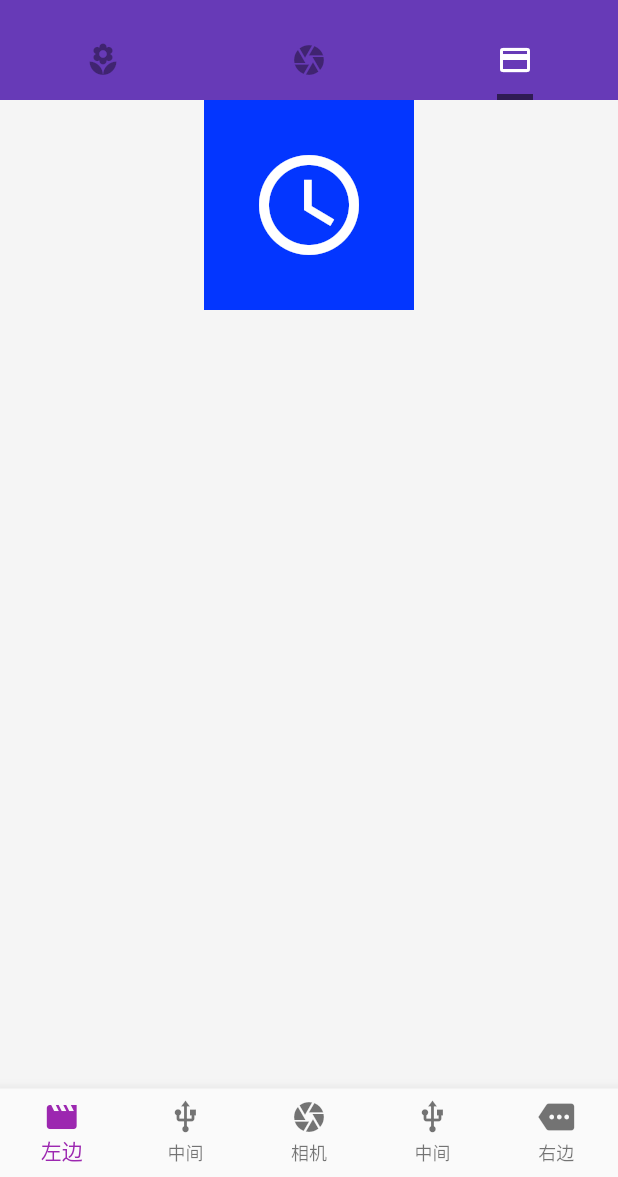
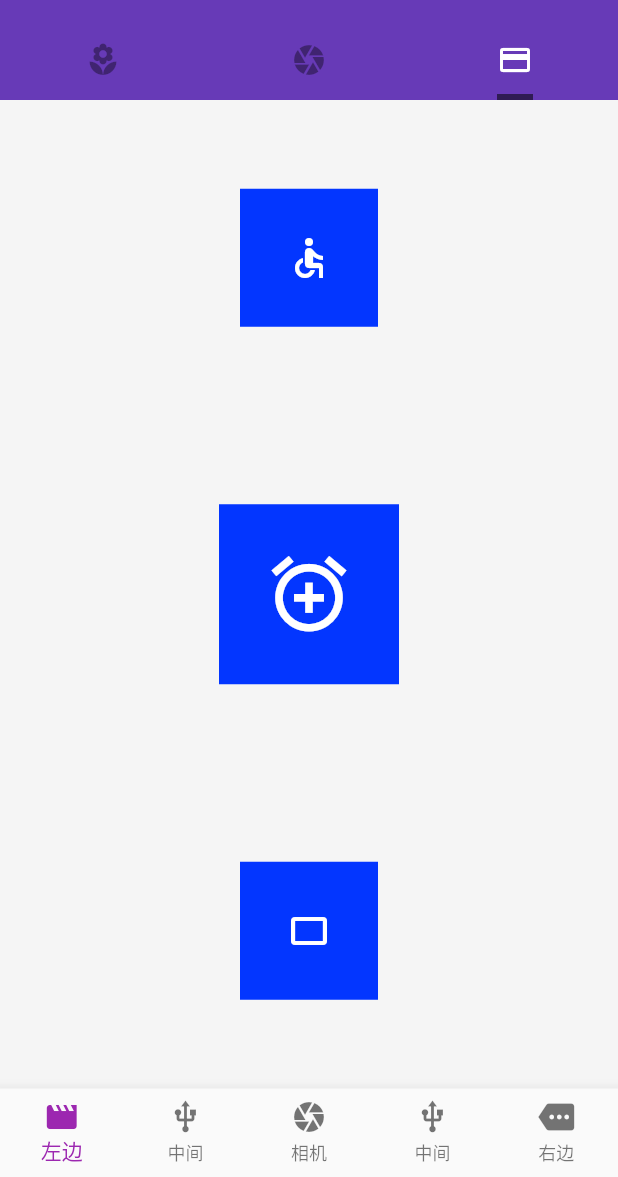
Before and after one commit to JimmyFok/flutter-first-app, a Flutter app: the screen it shows after launch, tab 3 chosen, on a phone screen of 412 x 824 dp, the part 59-1236 px from its top. Run offline on Flutter 3.47's test engine with Material 2 defaults, Android fonts, the phone set to English and light mode, and no system bars; network calls fail.

Commit message:
类似flex的主轴和交叉轴

```diff
--- a/lib/components/Layout_Component.dart
+++ b/lib/components/Layout_Component.dart
@@ -3,11 +3,19 @@ import 'package:flutter/material.dart';
 class Layout_Component extends StatelessWidget {
   @override
   Widget build(BuildContext context) {
-    return Column(
-      children: <Widget>[ // 这个今天请教了同事，直接告诉他这个是范型，就是严格的JAVA的强类型时需要一个站位变量一样的东西，而不需要强制设定类型，而在编译时才确定的类型。
-                          // 所以这里意思应该是代表这里放的都是Widget，Widget就是为了让我们了解对应的数据类型的。
-        IconBadge(Icons.access_time, size:80.0)
-      ],
+    return Container(
+      child: Column(  // 就是跟flexbox类似，这里就是设定主轴方向的
+        mainAxisSize: MainAxisSize.min,  // 这个没搞懂是什么, 可能跟flex-grow类似
+        mainAxisAlignment: MainAxisAlignment.spaceAround,  // 类似align-items
+
+        crossAxisAlignment: CrossAxisAlignment.center,  // justify-content
+
+        children: <Widget>[
+          IconBadge(Icons.accessible),
+          IconBadge(Icons.alarm_add,size:60.0),
+          IconBadge(Icons.crop_7_5)
+        ],
+      ),
     );
   }
 }
```
